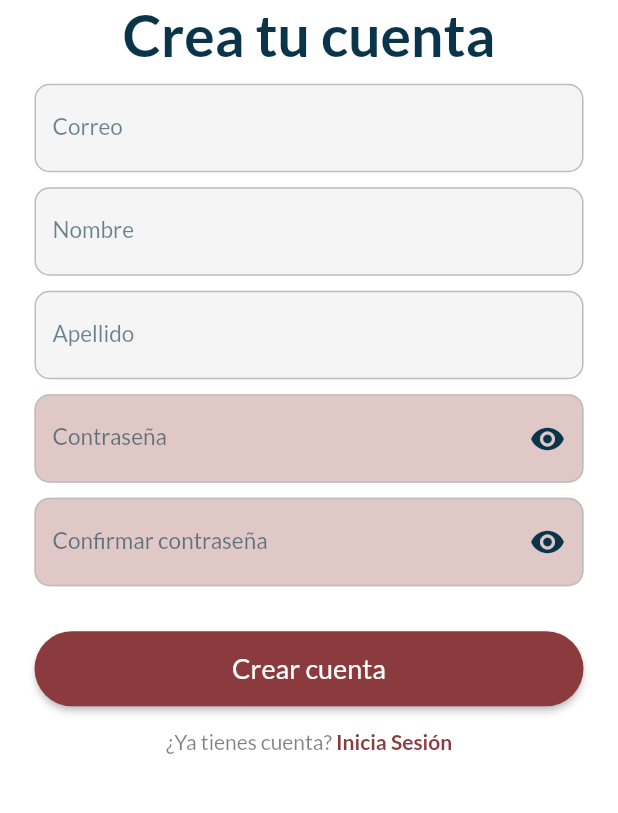
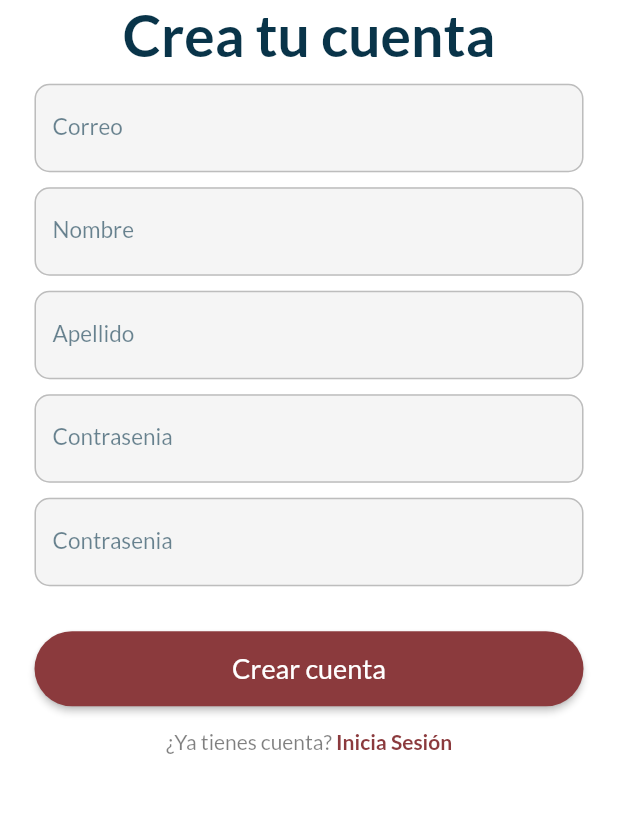
Before and after one commit to SoyWarmiGloba-l/app-mobile-soywarmi, a Flutter app: the _RegisterPage screen opened directly, on a phone screen of 412 x 824 dp, the part 361-1174 px from its top. Run offline on Flutter 3.47's test engine with Material 2 defaults, Android fonts, the light colour scheme and no system bars; our stand-ins replace animated_splash_screen, bloc, dartz, equatable, firebase_auth, firebase_core and 13 more; missing offline and left inert: dart:ffi; accounts and stored records are empty; network calls fail.

Commit message:
[Add] user register to firebase

```diff
--- a/lib/presentation/page/register_page.dart
+++ b/lib/presentation/page/register_page.dart
@@ -1,9 +1,12 @@
+import 'package:firebase_auth/firebase_auth.dart';
 import 'package:flutter/material.dart';
 import 'package:soywarmi_app/presentation/widget/custom_button.dart';
 import 'package:soywarmi_app/presentation/widget/custom_text_field.dart';
 import 'package:soywarmi_app/presentation/widget/custom_text_password.dart';
 import 'package:soywarmi_app/utilities/nb_colors.dart';
 import 'package:soywarmi_app/utilities/nb_images.dart';
+
+import '../widget/custom_text_field_login.dart';
 
 class RegisterPage extends StatelessWidget {
   const RegisterPage({super.key});
@@ -22,6 +25,11 @@ class _RegisterPage extends StatefulWidget {
 }
 
 class __RegisterPageState extends State<_RegisterPage> {
+  TextEditingController correo = TextEditingController();
+  TextEditingController nombre = TextEditingController();
+  TextEditingController apellido = TextEditingController();
+  TextEditingController contrasenia = TextEditingController();
+  TextEditingController confirmar_contrasenia = TextEditingController();
   @override
   Widget build(BuildContext context) {
     return Scaffold(
@@ -46,18 +54,25 @@ class __RegisterPageState extends State<_RegisterPage> {
                       color: NBPrimaryColor),
                 ),
                 const SizedBox(height: 10),
-                const CustomTextField(label: 'Correo'),
-                const CustomTextField(label: 'Nombre'),
-                const CustomTextField(label: 'Apellido'),
-                const CustomTextPassword(label: 'Contraseña'),
-                const CustomTextPassword(label: 'Confirmar contraseña'),
+                getTextFieldRegister(context,"Correo",correo),
+                getTextFieldRegister(context,"Nombre",nombre),
+                getTextFieldRegister(context,"Apellido",apellido),
+                getTextFieldPassowrdRegister(context,"Contrasenia",contrasenia),
+                getTextFieldPassowrdRegister(context,"Contrasenia",confirmar_contrasenia),
+
                 Padding(
                   padding: const EdgeInsets.only(
                     top: 20,
                   ),
                   child: CustomButton(
                     label: 'Crear cuenta',
-                    onPressed: () {},
+                    onPressed: () {
+                      if(correo.text=="" || nombre.text=="" || apellido.text=="" || contrasenia.text=="" || contrasenia.text=="" || contrasenia.text!=confirmar_contrasenia.text){
+
+                      }else{
+                        _register();
+                      }
+                    },
                   ),
                 ),
                 const SizedBox(height: 15),
@@ -88,4 +103,19 @@ class __RegisterPageState extends State<_RegisterPage> {
       )),
     );
   }
+  final FirebaseAuth _auth = FirebaseAuth.instance;
+  Future<void> _register() async {
+    try {
+      UserCredential userCredential = await _auth.createUserWithEmailAndPassword(
+        email: correo.text,
+        password: contrasenia.text,
+      );
+      print('Usuario registrado: ${userCredential.user?.uid}');
+
+      Navigator.pushNamed(context, '/home');
+
+    } on FirebaseAuthException catch (e) {
+      print('Error al registrar usuario: $e');
+    }
+  }
 }
--- /dev/null
+++ b/lib/presentation/widget/custom_text_field_login.dart
@@ -0,0 +1,67 @@
+import 'package:flutter/material.dart';
+import 'package:soywarmi_app/utilities/nb_colors.dart';
+
+
+Widget getTextFieldRegister(BuildContext context,String label,TextEditingController controller){
+  return Padding(
+    padding: const EdgeInsets.only(bottom: 10),
+    child: TextFormField(
+      controller: controller,
+      obscureText: false,
+      decoration: InputDecoration(
+        filled: true,
+        labelText: label,
+        labelStyle: TextStyle(
+          color: Theme.of(context).primaryColor.withOpacity(0.6),
+          fontSize: 15,
+        ),
+        focusedBorder: OutlineInputBorder(
+          borderRadius: BorderRadius.circular(10),
+          borderSide: BorderSide(
+            color: Theme.of(context).cardColor,
+          ),
+        ),
+        enabledBorder: OutlineInputBorder(
+          borderRadius: BorderRadius.circular(10),
+          borderSide: BorderSide(
+            color: Colors.grey[400]!,
+          ),
+        ),
+      ),
+      enabled: true,
+    ),
+  );
+}
+
+Widget getTextFieldPassowrdRegister(BuildContext context,String label,TextEditingController controller){
+  return Padding(
+    padding: const EdgeInsets.only(bottom: 10),
+    child: TextFormField(
+      controller: controller,
+      obscureText: true,
+      keyboardType: TextInputType.visiblePassword,
+
+      decoration: InputDecoration(
+        filled: true,
+        labelText: label,
+        labelStyle: TextStyle(
+          color: Theme.of(context).primaryColor.withOpacity(0.6),
+          fontSize: 15,
+        ),
+        focusedBorder: OutlineInputBorder(
+          borderRadius: BorderRadius.circular(10),
+          borderSide: BorderSide(
+            color: Theme.of(context).cardColor,
+          ),
+        ),
+        enabledBorder: OutlineInputBorder(
+          borderRadius: BorderRadius.circular(10),
+          borderSide: BorderSide(
+            color: Colors.grey[400]!,
+          ),
+        ),
+      ),
+      enabled: true,
+    ),
+  );
+}
--- a/pubspec.yaml
+++ b/pubspec.yaml
@@ -49,9 +49,11 @@ dependencies:
   firebase_core: ^2.20.0
   flutter_bloc: ^8.1.3
   google_maps_flutter: ^2.5.0
+  geolocator: ^10.1.0
   flutter_dotenv: ^5.1.0
   http: ^1.1.0
   flutter_secure_storage: ^9.0.0
+  permission_handler: ^11.0.1
 
 dev_dependencies:
   flutter_test:
```
Also changed, not shown: lib/presentation/page/map_page.dart (+149 -68 lines), pubspec.lock, 3 other files.
